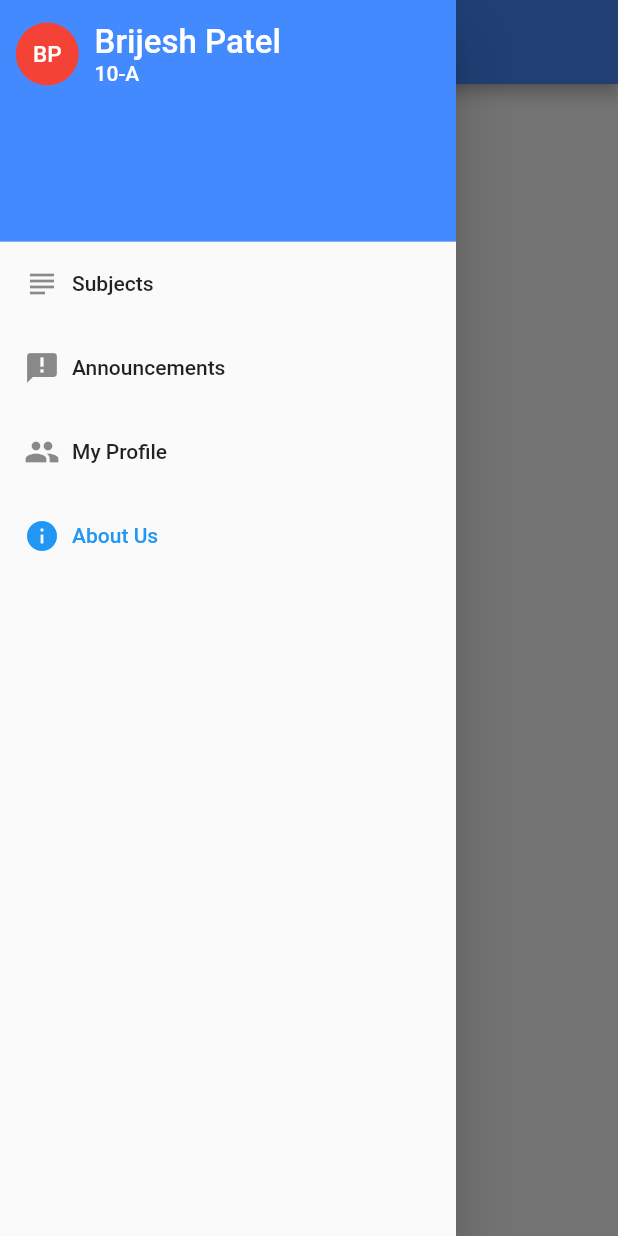
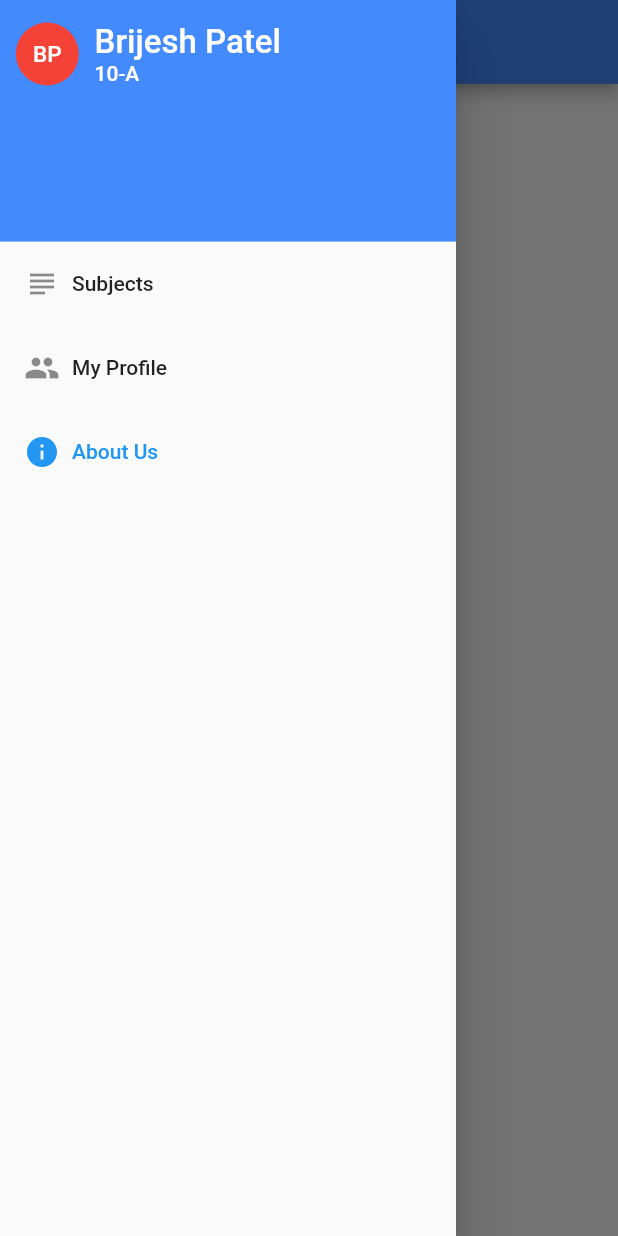
Before and after one commit to bpatel28/TejasviGuruCoolApp, a Flutter app: the AboutUsScreen screen opened by its route, with the side drawer open, on a phone screen of 412 x 824 dp. Run offline on Flutter 3.47's test engine with Material 2 defaults, Android fonts, the phone set to English and light mode, and no system bars; our stand-ins replace video_player; accounts and stored records are empty.

Commit message:
removed announcement screen

```diff
--- a/tejasvi_gurucool/lib/main.dart
+++ b/tejasvi_gurucool/lib/main.dart
@@ -1,7 +1,6 @@
 import 'package:flutter/material.dart';
 import 'package:tejasvi_gurucool/helpers/route_helper.dart';
 import 'package:tejasvi_gurucool/screens/about_us_screen.dart';
-import 'package:tejasvi_gurucool/screens/announcements_screen.dart';
 import 'package:tejasvi_gurucool/screens/module_items_screen.dart';
 import 'package:tejasvi_gurucool/screens/modules_screen.dart';
 import 'package:tejasvi_gurucool/screens/my_profile_screen.dart';
@@ -34,7 +33,6 @@ class MyApp extends StatelessWidget {
         Routes.REGISTER: (context) => RegisterScreen(),
         Routes.MODULES: (context) => ModulesScreen(),
         Routes.MODULE_ITEMS: (context) => ModuleItemsScreen(),
-        Routes.ANNOUNCEMENTS: (context) => AnnouncementScreen(user),
         Routes.MY_PROFILE: (context) => MyProfileScreen(user),
         Routes.ABOUT_US: (context) => AboutUsScreen(user),
       },
--- a/tejasvi_gurucool/lib/widgets/app_drawer.dart
+++ b/tejasvi_gurucool/lib/widgets/app_drawer.dart
@@ -97,11 +97,6 @@ class AppDrawer extends StatelessWidget {
             onTap: () => _changeRoute(context, Routes.SUBJECTS),
             selected: _selectedRoute == Routes.SUBJECTS),
         _createDrawerItem(context,
-            icon: Icons.announcement,
-            text: "Announcements",
-            onTap: () => _changeRoute(context, Routes.ANNOUNCEMENTS),
-            selected: _selectedRoute == Routes.ANNOUNCEMENTS),
-        _createDrawerItem(context,
             icon: Icons.people,
             text: "My Profile",
             onTap: () => _changeRoute(context, Routes.MY_PROFILE),
```
Also changed, not shown: tejasvi_gurucool/lib/screens/announcements_screen.dart (deleted, +0 -24 lines).
